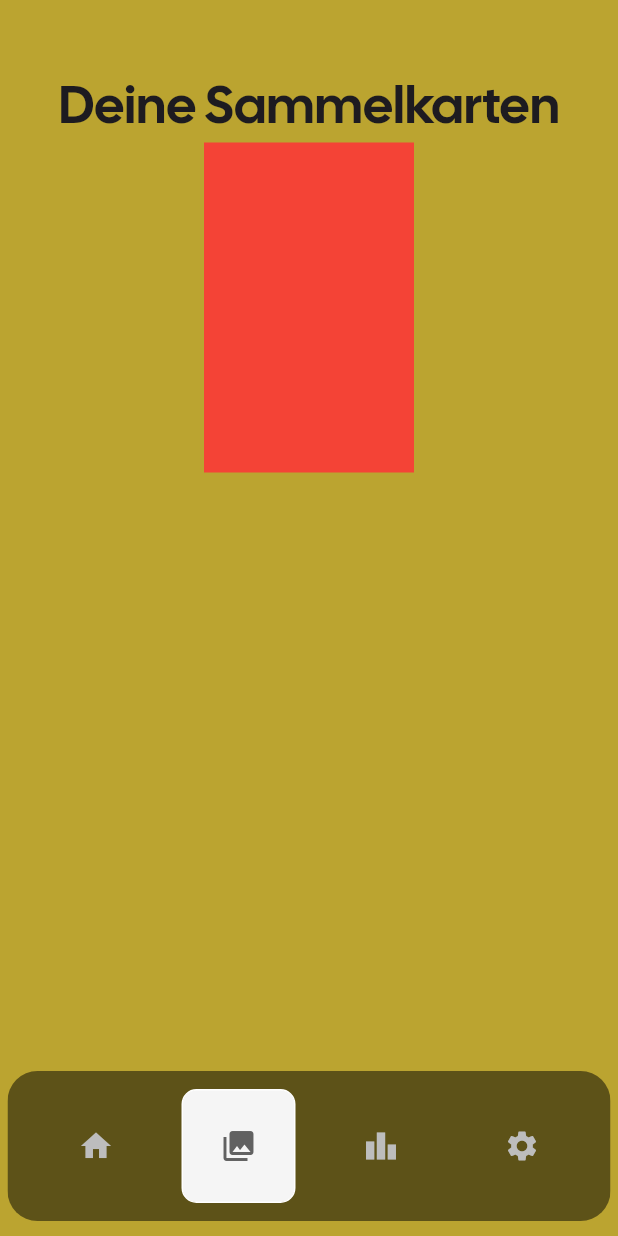
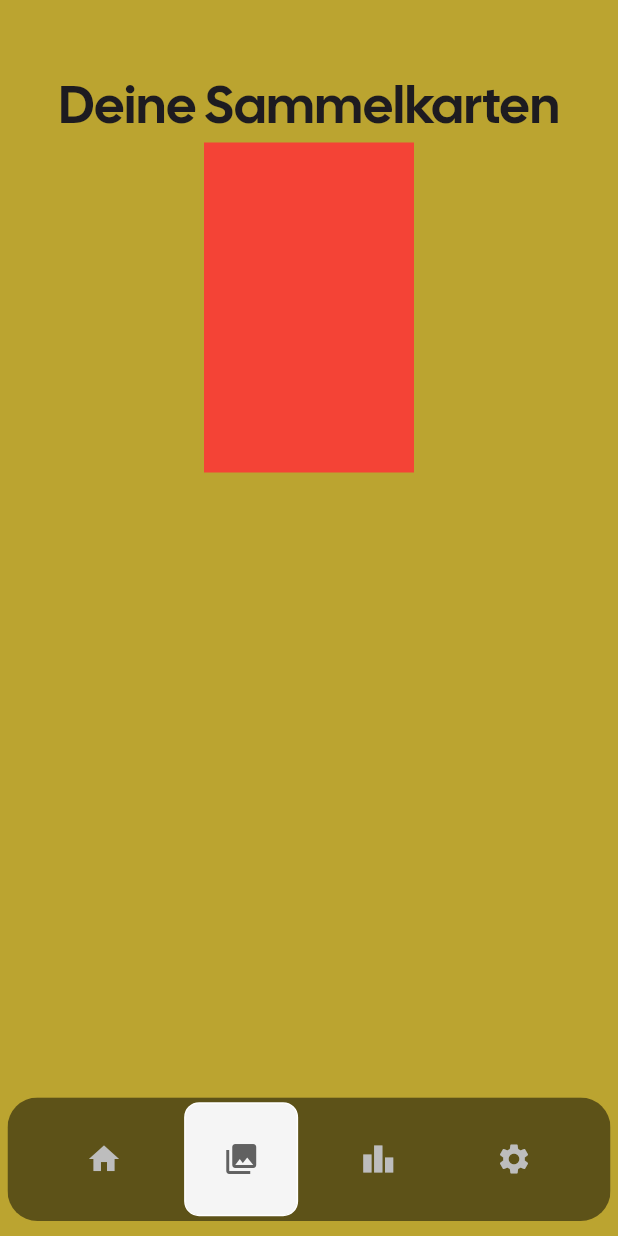
Before and after one commit to BlJanosch/Hermes, a Flutter app: the CollectionPage screen opened directly, on a phone screen of 412 x 824 dp. Run offline on Flutter 3.47's test engine with Material 3 defaults, Android fonts, the phone set to English and light mode, and no system bars; drawn by our look-alikes of google_nav_bar; our stand-ins replace flutter_map, flutter_svg, geolocator, latlong2; missing offline and left inert: flutter_map_location_marker.

Commit message:
Made Bottom_Nav_Bar responsive

```diff
--- a/src/frontend/hermes/lib/components/bottom_nav_bar.dart
+++ b/src/frontend/hermes/lib/components/bottom_nav_bar.dart
@@ -37,8 +37,11 @@ class MyBottomNavBar extends StatelessWidget {
 
   @override
   Widget build(BuildContext context) {
+    final double navBarHeight = MediaQuery.of(context).size.height * 0.10;
+    final double horizontalMargin = MediaQuery.of(context).size.width * 0.02;
+
     return SizedBox(
-      height: 100,
+      height: navBarHeight.clamp(60, 100),
       child: ClipRRect(
         borderRadius: BorderRadius.circular(20),
         child: GNav(
@@ -51,7 +54,7 @@ class MyBottomNavBar extends StatelessWidget {
           tabBackgroundColor: Colors.grey.shade100,
           mainAxisAlignment: MainAxisAlignment.center,
           tabBorderRadius: 10,
-          tabMargin: EdgeInsets.symmetric(horizontal: 10),
+          tabMargin: EdgeInsets.symmetric(horizontal: horizontalMargin),
           tabs: const [
             GButton(icon: Icons.home),
             GButton(icon: Icons.collections),
```
